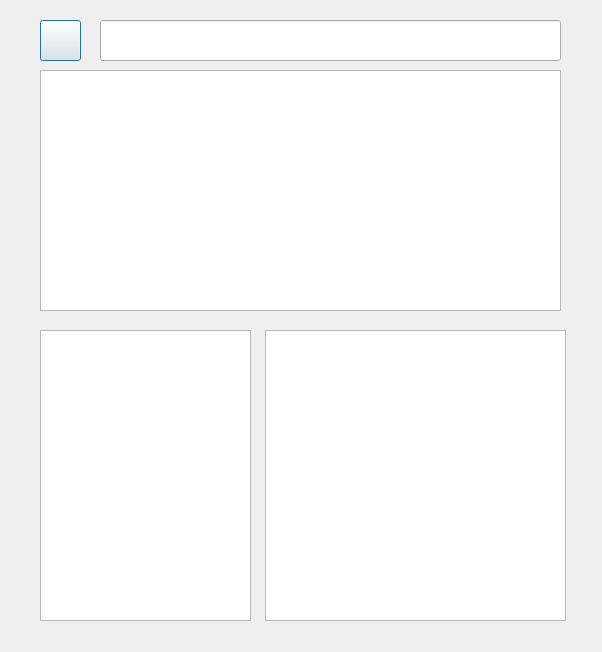
The window that 수정본/일단gui.ui (NewDongJun/HACH_TAG_CLIP_BOARD) describes before a commit, drawn with Qt 5.
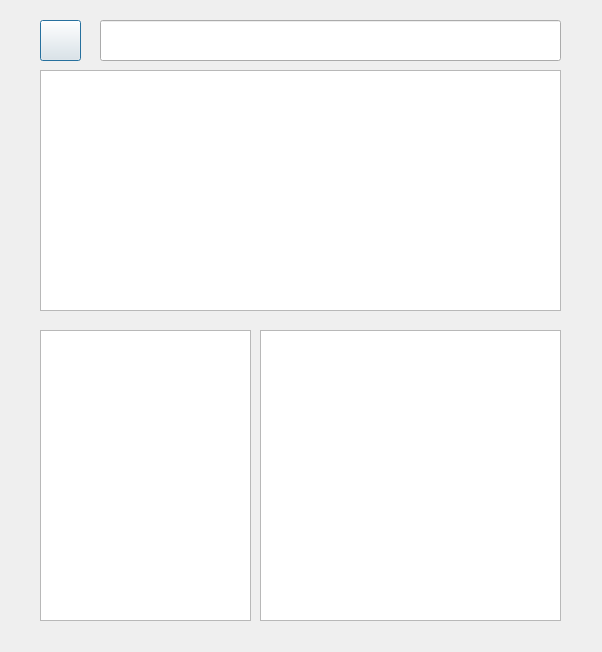
The same window after the commit. Icons and pictures are not drawn.

Commit message: 리스트에 내용 추가

The edit to the form file:
```diff
--- a/수정본/일단gui.ui
+++ b/수정본/일단gui.ui
@@ -87,22 +87,22 @@
 &lt;p style=&quot;-qt-paragraph-type:empty; margin-top:0px; margin-bottom:0px; margin-left:0px; margin-right:0px; -qt-block-indent:0; text-indent:0px;&quot;&gt;&lt;br /&gt;&lt;/p&gt;&lt;/body&gt;&lt;/html&gt;</string>
    </property>
   </widget>
-  <widget class="QTextBrowser" name="OutText">
+  <widget class="QListWidget" name="listView">
    <property name="geometry">
     <rect>
-     <x>265</x>
+     <x>40</x>
      <y>330</y>
-     <width>301</width>
+     <width>211</width>
      <height>291</height>
     </rect>
    </property>
   </widget>
-  <widget class="QListWidget" name="listView">
+  <widget class="QTextEdit" name="OutText">
    <property name="geometry">
     <rect>
-     <x>40</x>
+     <x>260</x>
      <y>330</y>
-     <width>211</width>
+     <width>301</width>
      <height>291</height>
     </rect>
    </property>
```
The commit also changes 1 other file.
